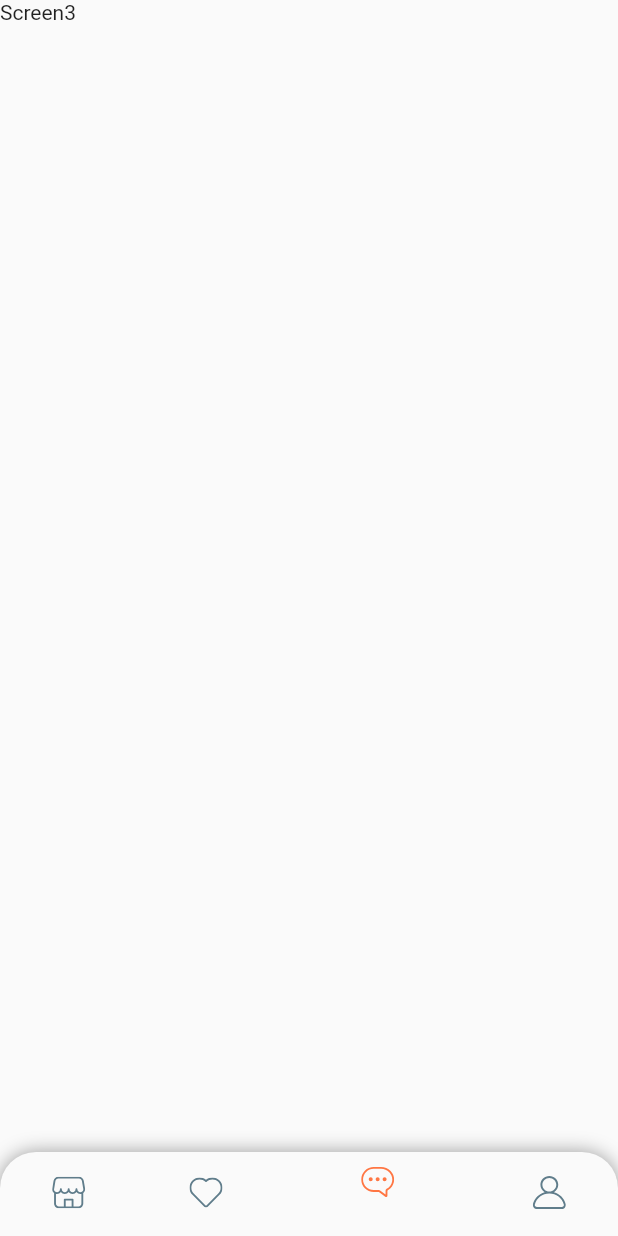
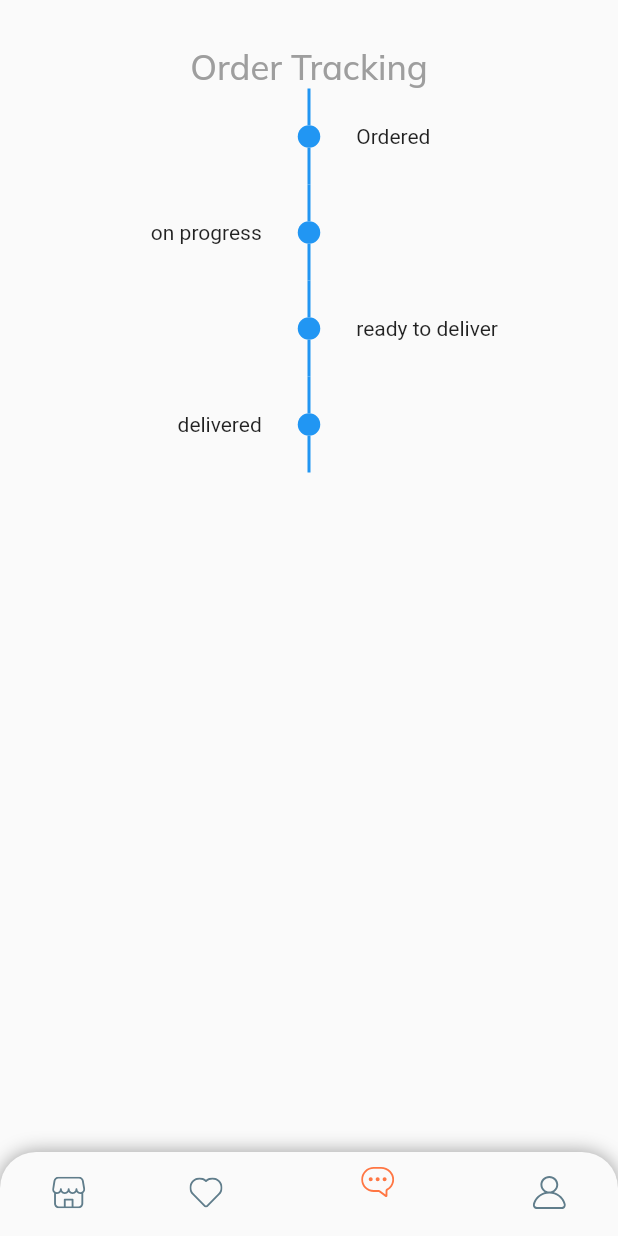
Before and after one commit to SabahTARTIR365/e-commerce-simple-app, a Flutter app: the CustomerHomeScreen screen opened directly, item 3 of the bottom bar chosen, on a phone screen of 412 x 824 dp. Run offline on Flutter 3.47's test engine with Material 2 defaults, Android fonts, the phone set to English and light mode, and no system bars; drawn by our look-alikes of timelines; our stand-ins replace badges, carousel_slider, cloud_firestore, firebase_auth, firebase_core, firebase_storage and 5 more; accounts and stored records are empty.

Commit message:
add timeline widget

```diff
--- a/lib/customer/views/customer_home_screen.dart
+++ b/lib/customer/views/customer_home_screen.dart
@@ -8,6 +8,7 @@ import '../providers/customer_provider.dart';
 import 'components/custom_app_bar.dart';
 import 'components/custom_bottom_nav_bar.dart';
 import 'components/customer_home_widget.dart';
+import 'order_timeline.dart';
 /*class ProductDetailsScreen extends StatelessWidget
 {
 */
@@ -34,7 +35,8 @@ class CustomerHomeScreen extends StatelessWidget
   final _widgetBottomNavBarOptions = [
     CustomerHomeWidget(),
     Text('Screen2'),
-    Text('Screen3'),
+    OrderTimeLine( title: 'time line',),
+    //Text('Screen3'),
     ProfilePage(),
   ];
 
--- /dev/null
+++ b/lib/customer/views/order_timeline.dart
@@ -0,0 +1,46 @@
+import 'package:flutter/material.dart';
+import 'package:timelines/timelines.dart';
+
+import '../../utils.dart';
+class OrderTimeLine extends StatefulWidget
+{
+  final String title;
+  const OrderTimeLine({super.key, required this.title});
+
+  @override
+  State<OrderTimeLine> createState() => _OrderTimeLineState();
+}
+
+class _OrderTimeLineState extends State<OrderTimeLine> {
+
+
+  Set<String> state={'Ordered','on progress','ready to deliver','delivered'} ;
+
+  Widget build(BuildContext context) {
+    return  Column(
+        mainAxisAlignment: MainAxisAlignment.center,
+        children: [
+          SizedBox(height: 30,),
+          Text('Order Tracking',
+              style: SafeGoogleFont ('Muli',
+                fontSize: 23,
+                fontWeight: FontWeight.w500,
+                color: Colors.grey,)),
+           Expanded(
+             child: Timeline.tileBuilder(
+                builder: TimelineTileBuilder.fromStyle(
+                  contentsAlign: ContentsAlign.alternating,
+                  contentsBuilder: (context, index) => Padding(
+                    padding: const EdgeInsets.all(24.0),
+                    child: Text('${state.elementAt(index)}'),
+                  ),
+                  itemCount: 4,
+                ),
+          ),
+           ),
+        ],
+
+    );
+  }
+
+}
--- a/pubspec.yaml
+++ b/pubspec.yaml
@@ -52,6 +52,7 @@ dependencies:
   google_maps_flutter: ^2.2.2
   flutter_svg: ^1.1.6
   badges: ^2.0.3
+  timelines: ^0.1.0
 
 dev_dependencies:
   flutter_test:
```
Also changed, not shown: pubspec.lock.
